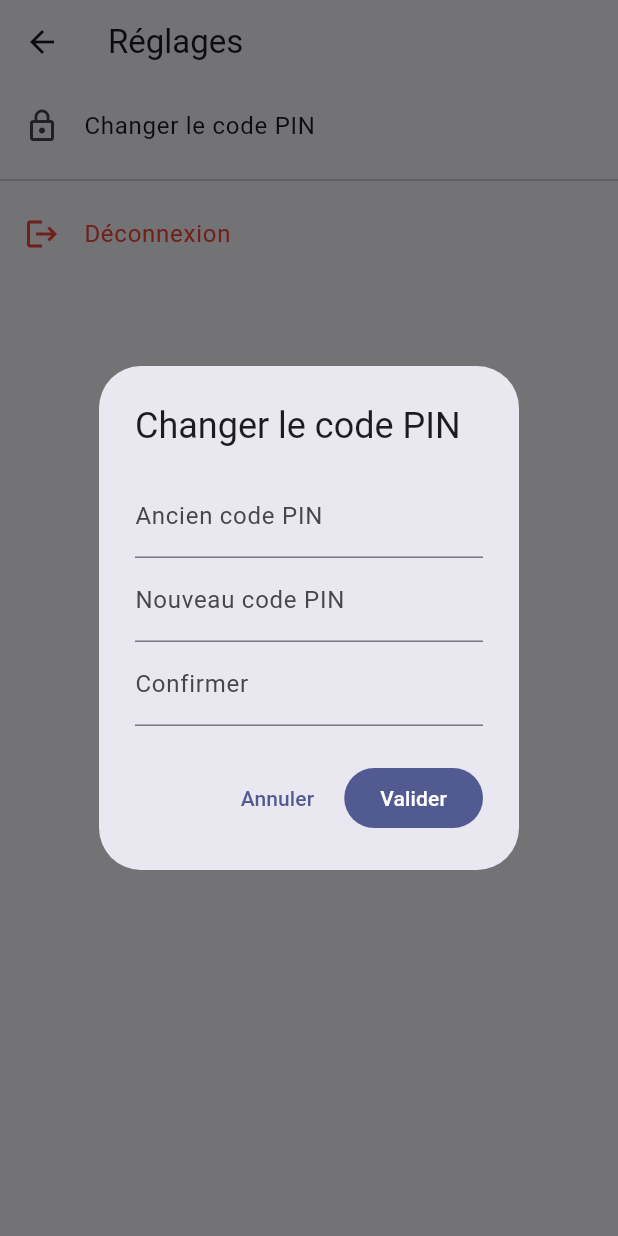
After one commit to ValentinMalassigne/FamilyPay, a Flutter app: the SettingsScreen screen opened directly, after a tap on "Changer le code PIN", on a phone screen of 412 x 824 dp. The commit adds this screen. Run offline on Flutter 3.47's test engine with Material 3 defaults, Android fonts, the phone set to English and light mode, and no system bars; our stand-ins replace flutter_dotenv, flutter_secure_storage, graphql_flutter, local_auth; missing offline and left inert: gql; accounts and stored records are empty; network calls fail.

Commit message:
feat(mobile): add biometric fingerprint unlock
Après la création du PIN, si le device supporte la biométrie (Touch ID /
Face ID / empreinte), un prompt d'opt-in propose d'activer le
déverrouillage biométrique. Sur l'écran de verrouillage, un bouton
empreinte apparaît si la biométrie est activée et disponible ; en cas
d'échec, l'utilisateur retombe sur la saisie manuelle du PIN.

LockService.authenticateWithBiometrics utilise local_auth avec
biometricOnly: true (l'app a son propre fallback PIN). La disponibilité
est vérifiée au démarrage via canCheckBiometrics.

Un écran Réglages (depuis l'app bar) permet de changer le PIN, activer/
désactiver la biométrie et se déconnecter.

Dépendance ajoutée : local_auth. Permissions : NSFaceIDUsageDescription
(iOS) et USE_BIOMETRIC (Android).

Generated by Mistral Vibe.
Co-Authored-By: Mistral Vibe <vibe@mistral.ai>

```diff
--- /dev/null
+++ b/mobile/lib/screens/settings_screen.dart
@@ -0,0 +1,151 @@
+import 'package:flutter/material.dart';
+import 'package:provider/provider.dart';
+
+import '../services/auth_service.dart';
+import '../services/lock_service.dart';
+
+/// Écran des réglages : changement de code PIN, activation/désactivation
+/// de la biométrie, et déconnexion.
+///
+/// Poussé depuis l'app bar de HomeScreen via `Navigator.push`.
+class SettingsScreen extends StatefulWidget {
+  const SettingsScreen({super.key});
+
+  @override
+  State<SettingsScreen> createState() => _SettingsScreenState();
+}
+
+class _SettingsScreenState extends State<SettingsScreen> {
+  @override
+  Widget build(BuildContext context) {
+    final lockService = context.watch<LockService>();
+    final authService = context.read<AuthService>();
+
+    return Scaffold(
+      appBar: AppBar(title: const Text('Réglages')),
+      body: ListView(
+        children: [
+          ListTile(
+            leading: const Icon(Icons.lock_outline),
+            title: const Text('Changer le code PIN'),
+            onTap: () => _showChangePinDialog(context),
+          ),
+          // Le toggle biométrique ne s'affiche que si le device le supporte.
+          if (lockService.biometricAvailable)
+            SwitchListTile(
+              secondary: const Icon(Icons.fingerprint),
+              title: const Text('Déverrouillage biométrique'),
+              subtitle: const Text('Empreinte / Face ID'),
+              value: lockService.biometricEnabled,
+              onChanged: (value) async {
+                if (value) {
+                  // Activation : on vérifie que la biométrie fonctionne avant
+                  // d'activer (demande une auth réussie).
+                  final ok =
+                      await lockService.authenticateWithBiometrics();
+                  if (ok && context.mounted) {
+                    await lockService.enableBiometric();
+                  }
+                } else {
+                  await lockService.disableBiometric();
+                }
+              },
+            ),
+          const Divider(),
+          ListTile(
+            leading: const Icon(Icons.logout, color: Colors.red),
+            title: const Text('Déconnexion',
+                style: TextStyle(color: Colors.red)),
+            onTap: () async {
+              // La déconnexion efface la session ET le code PIN.
+              await lockService.clearPin();
+              await authService.logout();
+            },
+          ),
+        ],
+      ),
+    );
+  }
+
+  /// Dialogue de changement de PIN : ancien PIN + nouveau PIN + confirmation.
+  Future<void> _showChangePinDialog(BuildContext context) async {
+    final oldController = TextEditingController();
+    final newController = TextEditingController();
+    final confirmController = TextEditingController();
+    String? error;
+
+    await showDialog<void>(
+      context: context,
+      builder: (ctx) => StatefulBuilder(
+        builder: (ctx, setState) => AlertDialog(
+          title: const Text('Changer le code PIN'),
+          content: Column(
+            mainAxisSize: MainAxisSize.min,
+            children: [
+              TextField(
+                controller: oldController,
+                keyboardType: TextInputType.number,
+                obscureText: true,
+                maxLength: 4,
+                decoration: const InputDecoration(
+                  labelText: 'Ancien code PIN',
+                  counterText: '',
+                ),
+              ),
+              TextField(
+                controller: newController,
+                keyboardType: TextInputType.number,
+                obscureText: true,
+                maxLength: 4,
+                decoration: const InputDecoration(
+                  labelText: 'Nouveau code PIN',
+                  counterText: '',
+                ),
+              ),
+              TextField(
+                controller: confirmController,
+                keyboardType: TextInputType.number,
+                obscureText: true,
+                maxLength: 4,
+                decoration: InputDecoration(
+                  labelText: 'Confirmer',
+                  counterText: '',
+                  errorText: error,
+                ),
+              ),
+            ],
+          ),
+          actions: [
+            TextButton(
+              onPressed: () => Navigator.of(ctx).pop(),
+              child: const Text('Annuler'),
+            ),
+            FilledButton(
+              onPressed: () async {
+                final oldPin = oldController.text;
+                final newPin = newController.text;
+                final confirm = confirmController.text;
+                if (newPin.length != 4) {
+                  setState(() => error = 'Le code doit faire 4 chiffres');
+                  return;
+                }
+                if (newPin != confirm) {
+                  setState(() => error = 'Les codes ne correspondent pas');
+                  return;
+                }
+                final lockService = context.read<LockService>();
+                final ok = await lockService.changePin(oldPin, newPin);
+                if (!ok) {
+                  setState(() => error = 'Ancien code incorrect');
+                  return;
+                }
+                if (ctx.mounted) Navigator.of(ctx).pop();
+              },
+              child: const Text('Valider'),
+            ),
+          ],
+        ),
+      ),
+    );
+  }
+}
--- a/mobile/pubspec.yaml
+++ b/mobile/pubspec.yaml
@@ -40,6 +40,7 @@ dependencies:
   gql: ^1.0.1
   flutter_secure_storage: ^9.2.2
   crypto: ^3.0.6
+  local_auth: ^2.3.0
 
 dev_dependencies:
   flutter_test:
```
Also changed, not shown: mobile/lib/screens/home_screen.dart (+10 -0 lines), mobile/lib/screens/pin_lock_screen.dart (+25 -1 lines), mobile/lib/screens/pin_setup_screen.dart (+38 -2 lines), mobile/lib/services/lock_service.dart (+33 -8 lines), 5 other files.
